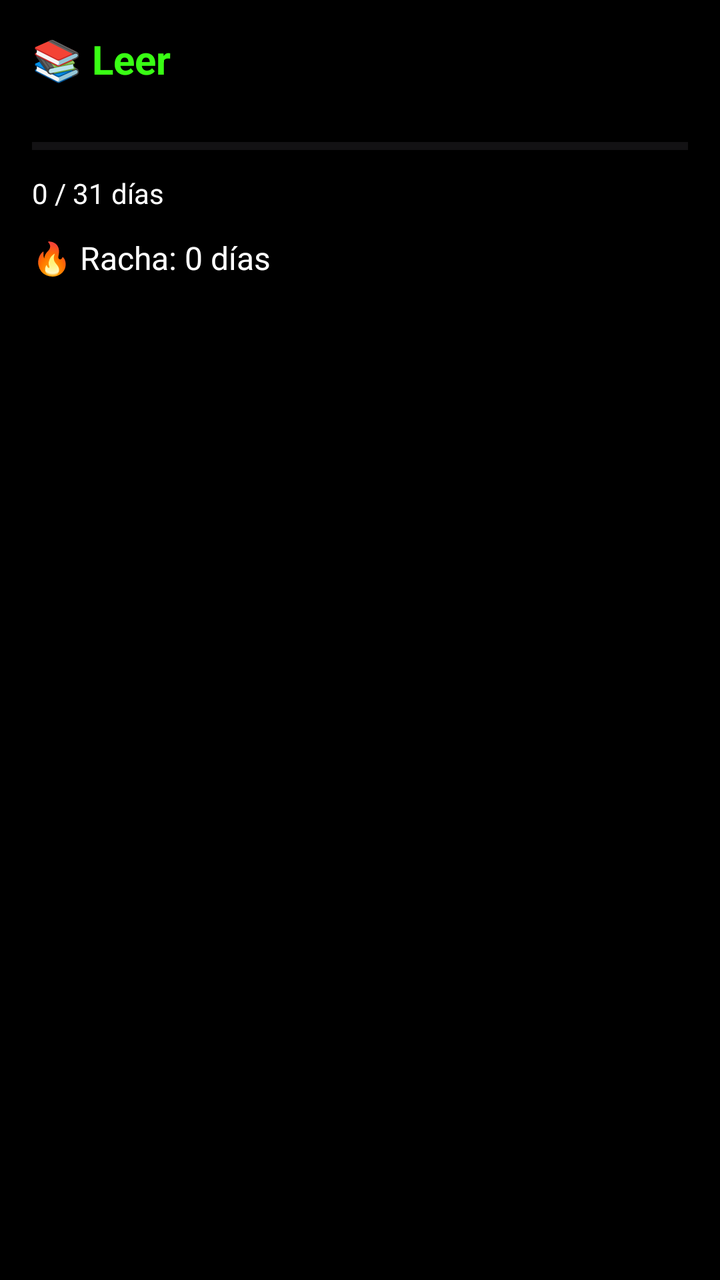
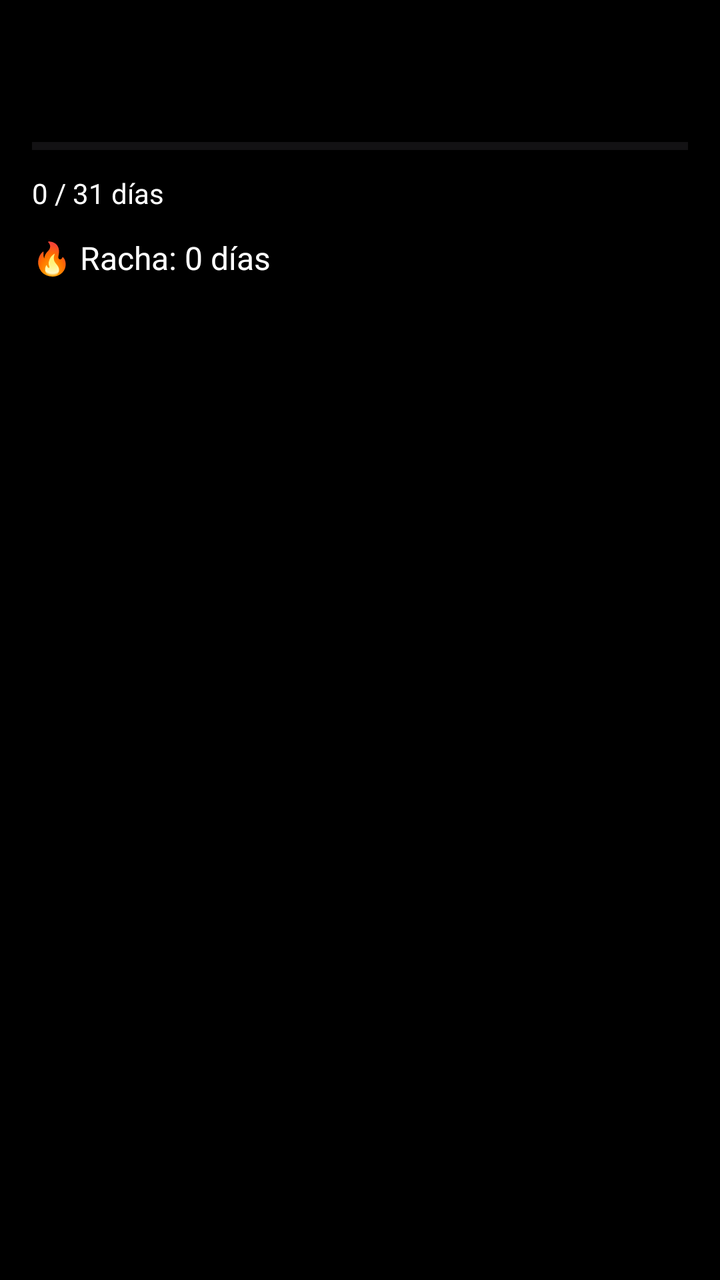

The first picture is an Android layout as it rendered before a commit; the second is the same layout after the commit. The layout source and the unified diff follow.
<!-- AndroidManifest.xml: application theme Theme.TaskFlow -->
<!-- res/layout/item_habito.xml -->
<?xml version="1.0" encoding="utf-8"?>
<LinearLayout xmlns:android="http://schemas.android.com/apk/res/android"
    android:layout_width="match_parent"
    android:layout_height="wrap_content"
    android:orientation="vertical"
    android:padding="16dp"
    android:layout_marginBottom="16dp"
    android:background="@android:color/background_dark">

    <TextView
        android:id="@+id/tvNombreHabito"
        android:layout_width="wrap_content"
        android:layout_height="wrap_content"
        android:text="📚 Leer"
        android:textSize="20sp"
        android:textStyle="bold"
        android:textColor="#39FF14"/>

    <GridLayout
        android:id="@+id/gridDias"
        android:layout_width="match_parent"
        android:layout_height="wrap_content"
        android:layout_marginTop="12dp"
        android:columnCount="7">

    </GridLayout>
    <ProgressBar
        android:id="@+id/progresoHabito"
        style="?android:attr/progressBarStyleHorizontal"
        android:layout_width="match_parent"
        android:layout_height="12dp"
        android:max="31"
        android:progress="0"
        android:layout_marginTop="12dp"/>

    <TextView
        android:id="@+id/tvProgreso"
        android:layout_width="wrap_content"
        android:layout_height="wrap_content"
        android:text="0 / 31 días"
        android:textColor="#FFFFFF"
        android:textSize="14sp"
        android:layout_marginTop="8dp"/>
    <TextView
        android:id="@+id/tvRacha"
        android:layout_width="wrap_content"
        android:layout_height="wrap_content"
        android:text="🔥 Racha: 0 días"
        android:textColor="#FFFFFF"
        android:textSize="16sp"
        android:layout_marginTop="12dp"/>

</LinearLayout>
<!-- resources referenced by this layout -->
<resources>
  <style name="Theme.TaskFlow" parent="Base.Theme.TaskFlow" />
  <style name="Base.Theme.TaskFlow" parent="Theme.Material3.DayNight.NoActionBar">
          
          
      </style>
</resources>

<!-- the commit's change to res/layout/item_habito.xml (unified diff, before → after) -->
@@ -11,7 +11,7 @@
         android:id="@+id/tvNombreHabito"
         android:layout_width="wrap_content"
         android:layout_height="wrap_content"
-        android:text="📚 Leer"
+        android:text=""
         android:textSize="20sp"
         android:textStyle="bold"
         android:textColor="#39FF14"/>
@@ -24,6 +24,7 @@
         android:columnCount="7">
 
     </GridLayout>
+
     <ProgressBar
         android:id="@+id/progresoHabito"
         style="?android:attr/progressBarStyleHorizontal"
@@ -41,6 +42,7 @@
         android:textColor="#FFFFFF"
         android:textSize="14sp"
         android:layout_marginTop="8dp"/>
+
     <TextView
         android:id="@+id/tvRacha"
         android:layout_width="wrap_content"
